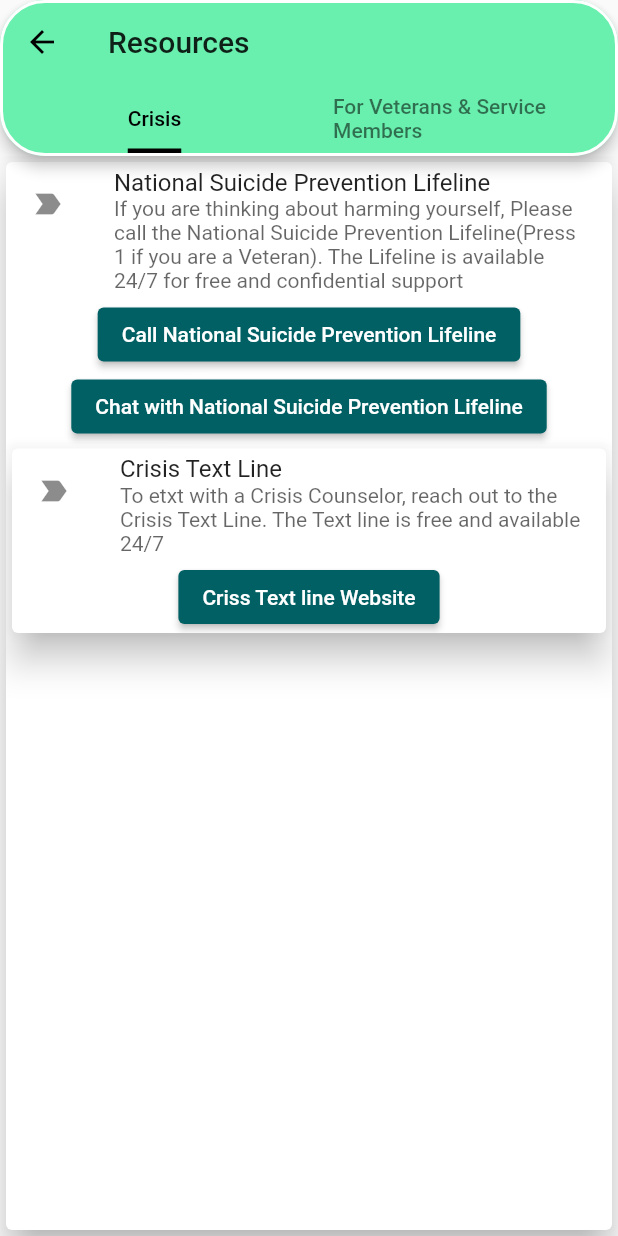
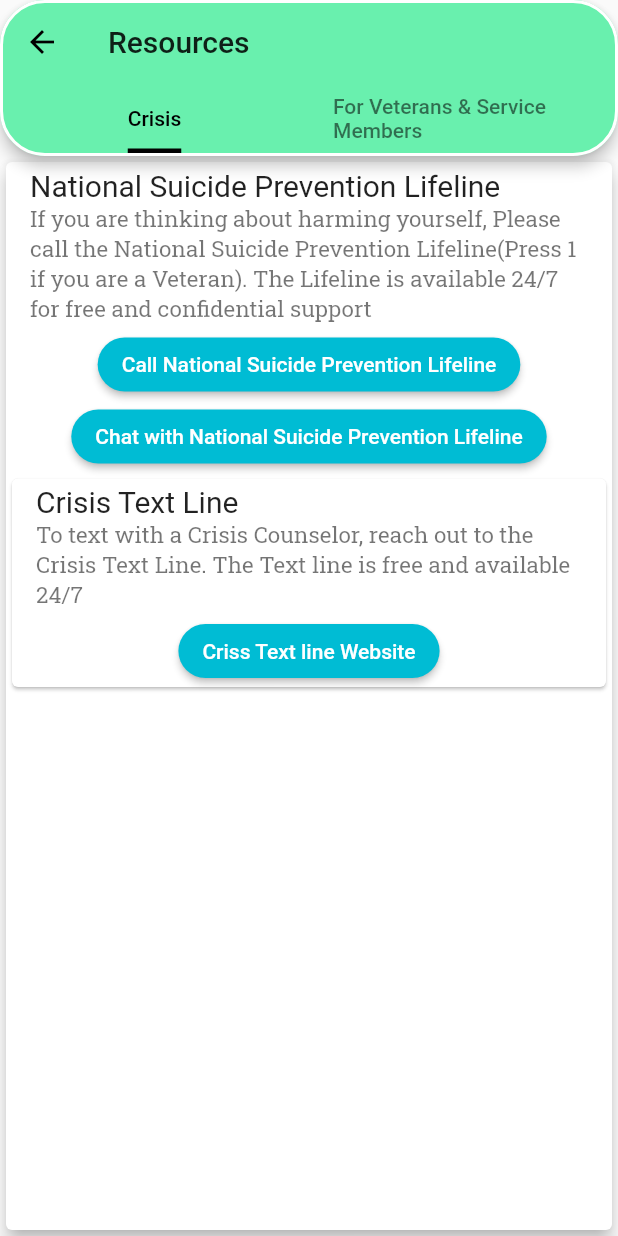
Before and after one commit to Kurama-tech/safety-ui, a Flutter app: the Resources screen opened directly, on a phone screen of 412 x 824 dp. Run offline on Flutter 3.47's test engine with Material 2 defaults, Android fonts, the phone set to English and light mode, and no system bars; our stand-ins replace date_format, flutter_speed_dial, google_fonts, sqflite; accounts and stored records are empty.

Commit message:
resources added

```diff
--- a/lib/view/resourcesView.dart
+++ b/lib/view/resourcesView.dart
@@ -50,21 +50,23 @@ class _ResourcesState extends State<Resources> with TickerProviderStateMixin {
         children: <Widget>[
           Container(
             child: Card(
-              elevation: 10,
+              elevation: 5,
               clipBehavior: Clip.antiAlias,
               child: Column(children: [
                 ListTile(
-                  leading: Icon(Icons.label_important),
-                  title: const Text('National Suicide Prevention Lifeline'),
+              //leading: Icon(Icons.label_important),
+                  title: const Text('National Suicide Prevention Lifeline',style:TextStyle(fontSize: 20) ,),
                   subtitle: Text(
                     'If you are thinking about harming yourself, Please call the National Suicide Prevention Lifeline(Press 1 if you are a Veteran). The Lifeline is available 24/7 for free and confidential support ',
-                    style: TextStyle(color: Colors.black.withOpacity(0.6)),
+                   style: GoogleFonts.robotoSlab(fontSize: 15.0),
                   ),
                 ),
                 ElevatedButton(
                   style: ButtonStyle(
                       backgroundColor:
-                          MaterialStateProperty.all(Colors.cyan[900])),
+                          MaterialStateProperty.all(Colors.cyan),shape: MaterialStateProperty.all<RoundedRectangleBorder>(RoundedRectangleBorder(borderRadius: BorderRadius.circular(18)))),
+
+
                   onPressed: () {
                     launch('tel:18002738255');
                   },
@@ -73,29 +75,27 @@ class _ResourcesState extends State<Resources> with TickerProviderStateMixin {
                 ElevatedButton(
                   style: ButtonStyle(
                       backgroundColor:
-                          MaterialStateProperty.all(Colors.cyan[900])),
+                          MaterialStateProperty.all(Colors.cyan),shape: MaterialStateProperty.all<RoundedRectangleBorder>(RoundedRectangleBorder(borderRadius: BorderRadius.circular(18)))),
                   onPressed: () {
                     launch('https://suicidepreventionlifeline.org/chat/');
                   },
                   child: Text("Chat with National Suicide Prevention Lifeline"),
                 ),
                 Card(
-                  elevation: 10,
-                  clipBehavior: Clip.antiAlias,
                   child: Column(children: [
                     ListTile(
-                      leading: Icon(Icons.label_important),
-                      title: const Text('Crisis Text Line'),
+                      //leading: Icon(Icons.label_important),
+                      title: const Text('Crisis Text Line',style: TextStyle(fontSize: 20),),
                       subtitle: Text(
-                        'To etxt with a Crisis Counselor, reach out to the Crisis Text Line. The Text line is free and available 24/7',
-                        style: TextStyle(color: Colors.black.withOpacity(0.6)),
+                        'To text with a Crisis Counselor, reach out to the Crisis Text Line. The Text line is free and available 24/7',
+                        style: GoogleFonts.robotoSlab(fontSize: 15.0),
                       ),
                     ),
 
                     ElevatedButton(
                       style: ButtonStyle(
                           backgroundColor:
-                              MaterialStateProperty.all(Colors.cyan[900])),
+                              MaterialStateProperty.all(Colors.cyan),shape: MaterialStateProperty.all<RoundedRectangleBorder>(RoundedRectangleBorder(borderRadius: BorderRadius.circular(18)))),
                       onPressed: () {
                         launch('https://www.crisistextline.org/');
                       },
@@ -108,21 +108,21 @@ class _ResourcesState extends State<Resources> with TickerProviderStateMixin {
           ),
            Container(
             child: Card(
-              elevation: 10,
+
               clipBehavior: Clip.antiAlias,
               child: Column(children: [
                 ListTile(
-                  leading: Icon(Icons.label_important),
-                  title: const Text('Find a VA Facility'),
+                  //leading: Icon(Icons.label_important),
+                  title: const Text('Find a VA Facility',style: TextStyle(fontSize: 20),),
                   subtitle: Text(
                     'The VA Offers a varierty of services including healthcare, counseling, and benefits. Click below to find your nearest VA location.',
-                    style: TextStyle(color: Colors.black.withOpacity(0.6)),
+                    style: GoogleFonts.robotoSlab(fontSize: 15.0),
                   ),
                 ),
                 ElevatedButton(
                   style: ButtonStyle(
                       backgroundColor:
-                          MaterialStateProperty.all(Colors.cyan[900])),
+                          MaterialStateProperty.all(Colors.cyan),shape: MaterialStateProperty.all<RoundedRectangleBorder>(RoundedRectangleBorder(borderRadius: BorderRadius.circular(18)))),
                   onPressed: () {
                     launch('https://www.va.gov/');
                   },
@@ -130,22 +130,22 @@ class _ResourcesState extends State<Resources> with TickerProviderStateMixin {
                 ),
 
                 Card(
-                  elevation: 10,
+
                   clipBehavior: Clip.antiAlias,
                   child: Column(children: [
                     ListTile(
-                      leading: Icon(Icons.label_important),
-                      title: const Text('Vet Centers'),
+                      //leading: Icon(Icons.label_important),
+                      title: const Text('Vet Centers',style: TextStyle(fontSize: 20),),
                       subtitle: Text(
                         'VetCenters also have care for Veterans, and continue to serve Veterans during any situation',
-                        style: TextStyle(color: Colors.black.withOpacity(0.6)),
+                        style: GoogleFonts.robotoSlab(fontSize: 15.0),
                       ),
                     ),
 
                     ElevatedButton(
                       style: ButtonStyle(
                           backgroundColor:
-                              MaterialStateProperty.all(Colors.cyan[900])),
+                              MaterialStateProperty.all(Colors.cyan),shape: MaterialStateProperty.all<RoundedRectangleBorder>(RoundedRectangleBorder(borderRadius: BorderRadius.circular(18)))),
                       onPressed: () {
                         launch('https://www.va.gov/find-locations');
                       },
```
